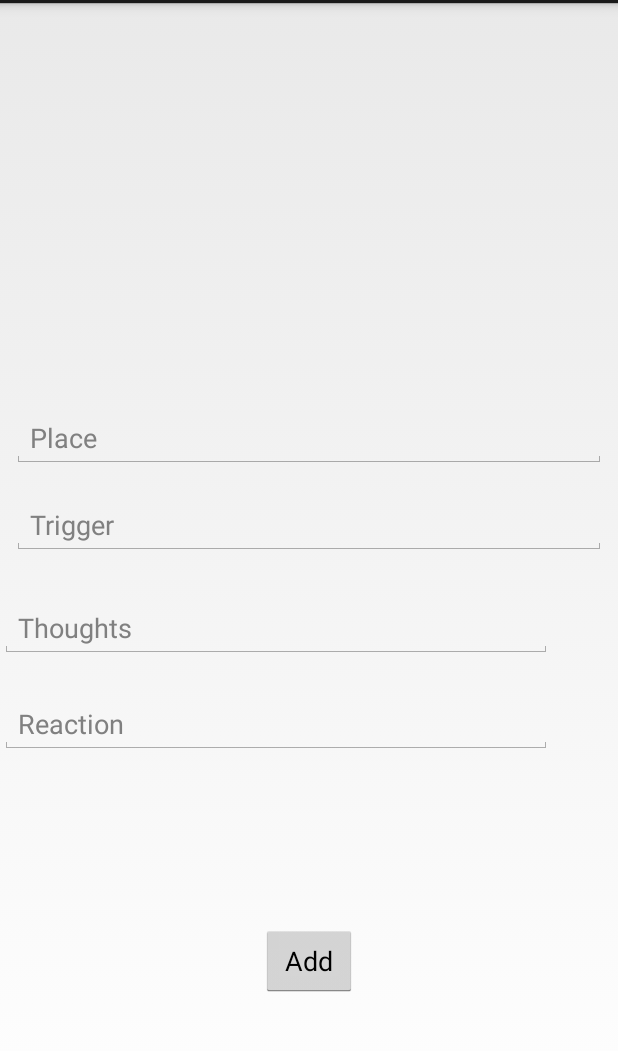
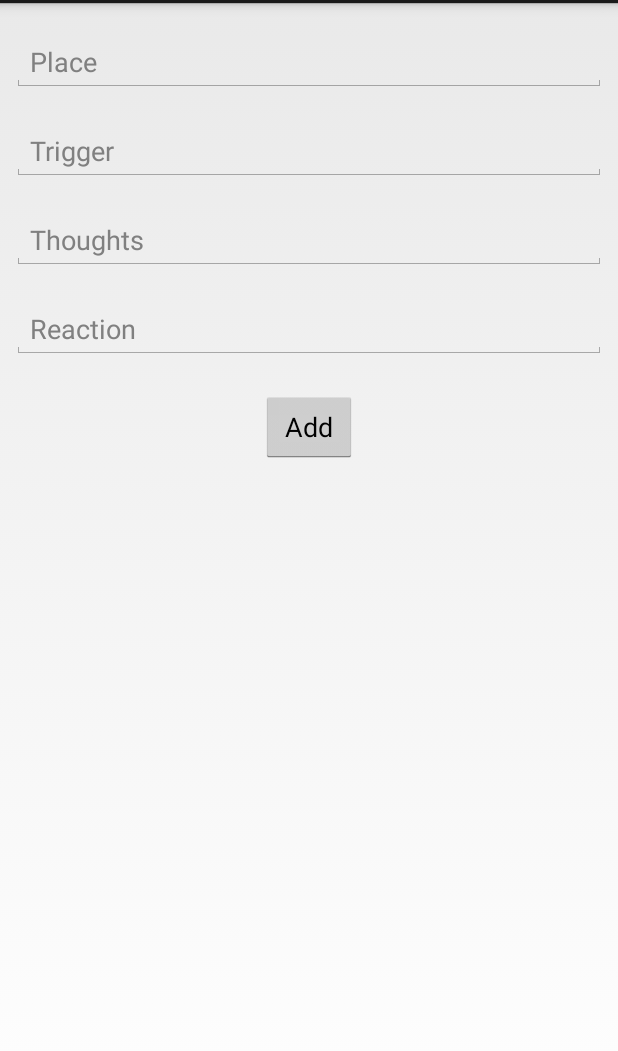
Before and after one commit to zodiac101/CounselAssist, an Android app: the screen it shows after launch once a user with an empty profile is signed in (MainActivity), on a phone screen of 412 x 824 dp, the part 69-1120 px from its top. Run offline under Robolectric (Android 15) with nearby library versions, the phone set to English and light mode, and no system bars; our stand-ins replace Firebase (no records; nobody signed in at launch, a user with empty details on screens opened directly); 2 statements that could not run were skipped.

Commit message:
Minor design changes

```diff
--- a/app/src/main/java/com/example/rohil/therapy/SignUpActivity.java
+++ b/app/src/main/java/com/example/rohil/therapy/SignUpActivity.java
@@ -36,6 +36,9 @@ public class SignUpActivity extends Activity {
     protected void onCreate(Bundle savedInstanceState) {
         super.onCreate(savedInstanceState);
         setContentView(R.layout.activity_sign_up);
+
+
+        getActionBar().setDisplayHomeAsUpEnabled(true);
 
         mAuth = FirebaseAuth.getInstance();
         database = FirebaseDatabase.getInstance();
--- a/app/src/main/res/layout/activity_main.xml
+++ b/app/src/main/res/layout/activity_main.xml
@@ -4,91 +4,95 @@
     xmlns:tools="http://schemas.android.com/tools"
     android:layout_width="match_parent"
     android:layout_height="match_parent"
+    android:orientation="vertical"
     tools:context="com.example.rohil.therapy.MainActivity">
 
     <EditText
         android:id="@+id/editTextPlace"
         android:layout_width="0dp"
         android:layout_height="wrap_content"
-        android:layout_marginBottom="466dp"
-        android:layout_marginEnd="8dp"
-        android:layout_marginLeft="8dp"
-        android:layout_marginRight="8dp"
-        android:layout_marginStart="8dp"
         android:ems="10"
         android:hint="Place"
         android:imeOptions="actionNext"
         android:inputType="text|textPersonName"
         android:singleLine="false"
-        app:layout_constraintBottom_toBottomOf="parent"
-        app:layout_constraintHorizontal_bias="0.0"
+        tools:layout_constraintTop_creator="1"
+        tools:layout_constraintRight_creator="1"
+        android:layout_marginStart="8dp"
+        android:layout_marginEnd="8dp"
+        app:layout_constraintRight_toRightOf="parent"
+        android:layout_marginTop="20dp"
+        tools:layout_constraintLeft_creator="1"
         app:layout_constraintLeft_toLeftOf="parent"
-        app:layout_constraintRight_toRightOf="parent" />
+        app:layout_constraintTop_toTopOf="parent"
+        android:layout_marginLeft="8dp"
+        android:layout_marginRight="8dp" />
 
     <EditText
         android:id="@+id/editTextTrigger"
         android:layout_width="0dp"
         android:layout_height="wrap_content"
-        android:layout_marginBottom="378dp"
-        android:layout_marginEnd="8dp"
-        android:layout_marginLeft="8dp"
-        android:layout_marginRight="8dp"
-        android:layout_marginStart="8dp"
-        android:layout_marginTop="8dp"
         android:ems="10"
         android:hint="Trigger"
         android:imeOptions="actionNext"
         android:inputType="textMultiLine"
-        app:layout_constraintBottom_toBottomOf="parent"
-        app:layout_constraintHorizontal_bias="0.0"
+        tools:layout_constraintTop_creator="1"
+        tools:layout_constraintRight_creator="1"
+        android:layout_marginStart="8dp"
+        android:layout_marginEnd="8dp"
+        app:layout_constraintRight_toRightOf="parent"
+        android:layout_marginTop="20dp"
+        app:layout_constraintTop_toBottomOf="@+id/editTextPlace"
+        tools:layout_constraintLeft_creator="1"
         app:layout_constraintLeft_toLeftOf="parent"
-        app:layout_constraintRight_toRightOf="parent"
-        app:layout_constraintTop_toBottomOf="@+id/editTextPlace"
-        app:layout_constraintVertical_bias="0.261" />
+        android:layout_marginLeft="8dp"
+        android:layout_marginRight="8dp"
+        app:layout_constraintHorizontal_bias="0.0" />
 
     <EditText
         android:id="@+id/editTextThoughts"
-        android:layout_width="368dp"
+        android:layout_width="0dp"
         android:layout_height="wrap_content"
-        android:layout_marginBottom="8dp"
-        android:layout_marginTop="8dp"
         android:ems="10"
         android:hint="Thoughts"
         android:imeOptions="actionNext"
         android:inputType="textMultiLine"
-        app:layout_constraintBottom_toBottomOf="parent"
+        tools:layout_constraintTop_creator="1"
+        tools:layout_constraintRight_creator="1"
+        app:layout_constraintRight_toRightOf="@+id/editTextTrigger"
+        android:layout_marginTop="20dp"
         app:layout_constraintTop_toBottomOf="@+id/editTextTrigger"
-        app:layout_constraintVertical_bias="0.061"
-        tools:layout_editor_absoluteX="8dp" />
+        tools:layout_constraintLeft_creator="1"
+        app:layout_constraintLeft_toLeftOf="@+id/editTextTrigger" />
 
     <EditText
         android:id="@+id/editTextReaction"
-        android:layout_width="368dp"
+        android:layout_width="0dp"
         android:layout_height="wrap_content"
-        android:layout_marginBottom="254dp"
-        android:layout_marginTop="8dp"
         android:ems="10"
         android:hint="Reaction"
         android:imeOptions="actionDone"
         android:inputType="textMultiLine"
         android:selectAllOnFocus="true"
         android:singleLine="false"
-        app:layout_constraintBottom_toBottomOf="parent"
+        tools:layout_constraintTop_creator="1"
+        tools:layout_constraintRight_creator="1"
+        app:layout_constraintRight_toRightOf="@+id/editTextThoughts"
+        android:layout_marginTop="20dp"
         app:layout_constraintTop_toBottomOf="@+id/editTextThoughts"
-        app:layout_constraintVertical_bias="0.431"
-        tools:layout_editor_absoluteX="8dp" />
+        tools:layout_constraintLeft_creator="1"
+        app:layout_constraintLeft_toLeftOf="@+id/editTextThoughts" />
 
     <Button
         android:id="@+id/buttonAdd"
         android:layout_width="wrap_content"
         android:layout_height="wrap_content"
         android:text="Add"
-        app:layout_constraintBottom_toBottomOf="parent"
-        android:layout_marginBottom="8dp"
-        android:layout_marginTop="8dp"
+        tools:layout_constraintTop_creator="1"
+        tools:layout_constraintRight_creator="1"
+        app:layout_constraintRight_toRightOf="parent"
+        android:layout_marginTop="21dp"
         app:layout_constraintTop_toBottomOf="@+id/editTextReaction"
-        android:layout_marginRight="8dp"
-        app:layout_constraintRight_toRightOf="parent"
-        android:layout_marginLeft="8dp"
+        tools:layout_constraintLeft_creator="1"
         app:layout_constraintLeft_toLeftOf="parent" />
 </android.support.constraint.ConstraintLayout>
--- a/build.gradle
+++ b/build.gradle
@@ -5,7 +5,7 @@ buildscript {
         jcenter()
     }
     dependencies {
-        classpath 'com.android.tools.build:gradle:2.3.1'
+        classpath 'com.android.tools.build:gradle:2.3.2'
         classpath 'com.google.gms:google-services:3.0.0'
 
         // NOTE: Do not place your application dependencies here; they belong
```
Also changed, not shown: app/src/main/res/layout/activity_sign_up.xml (+34 -20 lines).
